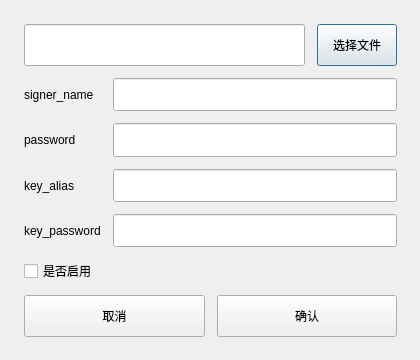
This is res/ui/dialog_signer_config.ui in purejiang/BlankTool as Qt 5 draws it before an edit. The edited form follows.
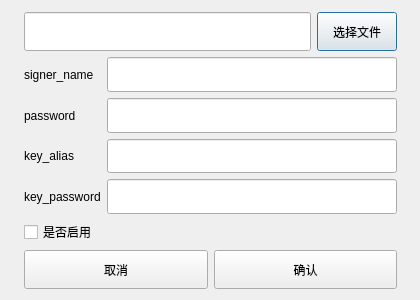
This is the edited form.

The edit to the form file:
```diff
--- a/res/ui/dialog_signer_config.ui
+++ b/res/ui/dialog_signer_config.ui
@@ -7,7 +7,7 @@
     <x>0</x>
     <y>0</y>
     <width>420</width>
-    <height>360</height>
+    <height>300</height>
    </rect>
   </property>
   <property name="windowTitle">
@@ -19,24 +19,24 @@
      <x>0</x>
      <y>0</y>
      <width>421</width>
-     <height>361</height>
+     <height>301</height>
     </rect>
    </property>
    <layout class="QVBoxLayout" name="verticalLayout" stretch="1,4,0,1">
     <property name="spacing">
-     <number>12</number>
+     <number>6</number>
     </property>
     <property name="leftMargin">
      <number>24</number>
     </property>
     <property name="topMargin">
-     <number>24</number>
+     <number>12</number>
     </property>
     <property name="rightMargin">
      <number>24</number>
     </property>
     <property name="bottomMargin">
-     <number>24</number>
+     <number>12</number>
     </property>
     <item>
      <layout class="QHBoxLayout" name="horizontalLayout_5" stretch="4,1">
```
